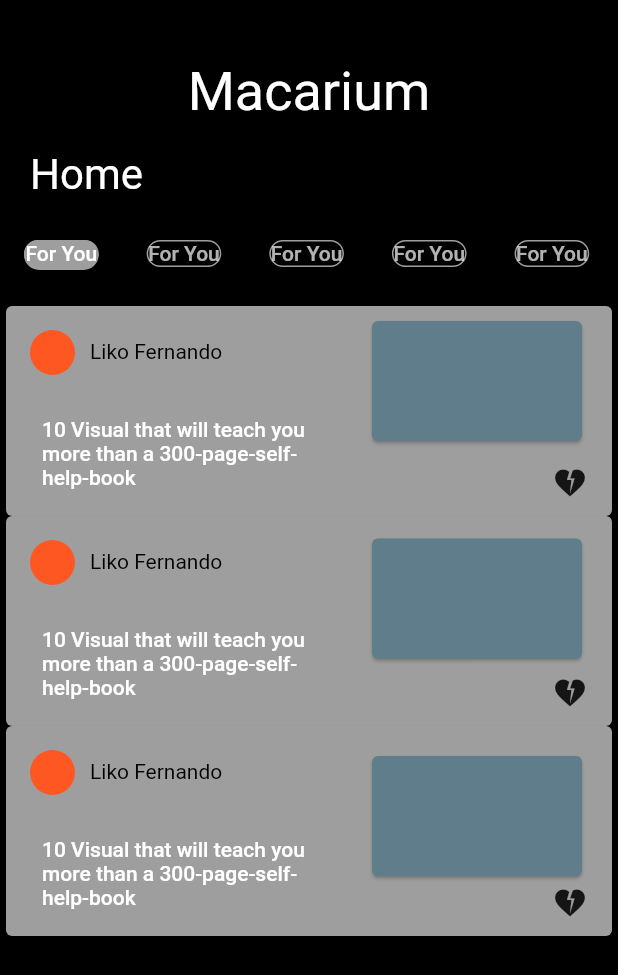
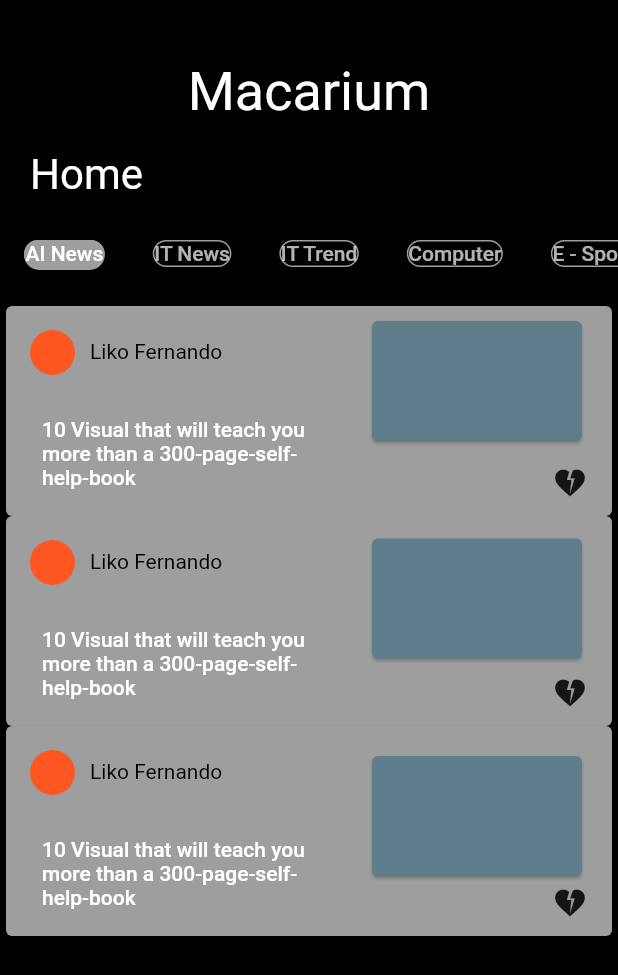
Before and after one commit to LinkedLik/Project-UAS-Majalah, a Flutter app: the TampilanHome screen opened directly, on a phone screen of 412 x 824 dp. Shown: the top 975 px of the screen. Run offline on Flutter 3.47's test engine with Material 2 defaults, Android fonts, the phone set to English and light mode, and no system bars; our stand-ins replace shared_preferences, sqflite; accounts and stored records are empty.

```diff
--- a/lib/Read/tampilan_home.dart
+++ b/lib/Read/tampilan_home.dart
@@ -55,7 +55,7 @@ class _TampilanHomeState extends State<TampilanHome> {
                           ),
                           child: Align(
                             alignment: Alignment.center,
-                            child: Text("For You"),
+                            child: Text("AI News"),
                           ),
                         ),
                         Container(
@@ -65,7 +65,7 @@ class _TampilanHomeState extends State<TampilanHome> {
                           ),
                           child: Align(
                             alignment: Alignment.center,
-                            child: Text("For You"),
+                            child: Text("IT News"),
                           ),
                         ),
                         Container(
@@ -75,7 +75,7 @@ class _TampilanHomeState extends State<TampilanHome> {
                           ),
                           child: Align(
                             alignment: Alignment.center,
-                            child: Text("For You"),
+                            child: Text("IT Trend"),
                           ),
                         ),
                         Container(
@@ -85,7 +85,7 @@ class _TampilanHomeState extends State<TampilanHome> {
                           ),
                           child: Align(
                             alignment: Alignment.center,
-                            child: Text("For You"),
+                            child: Text("Computer"),
                           ),
                         ),
                         Container(
@@ -95,7 +95,7 @@ class _TampilanHomeState extends State<TampilanHome> {
                           ),
                           child: Align(
                             alignment: Alignment.center,
-                            child: Text("For You"),
+                            child: Text("E - Sport"),
                           ),
                         ),
                       ],
```
